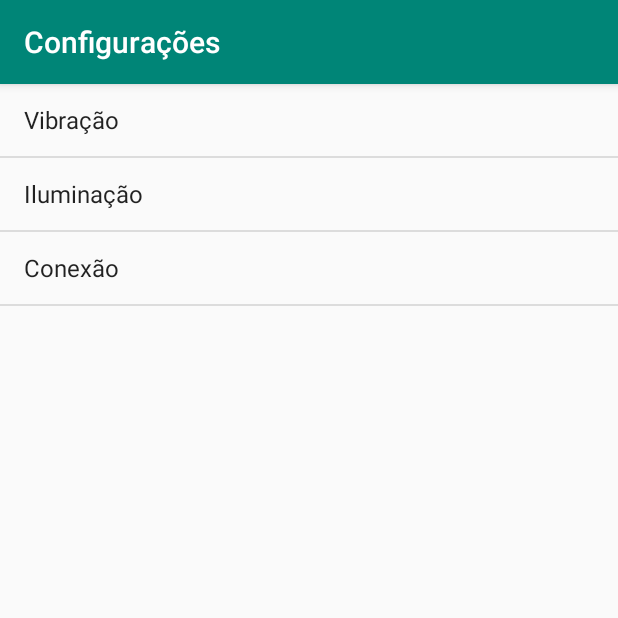
After one commit to Michelhsn/PDM, an Android app: the Config screen opened directly, with no data from a screen before it, on a phone screen of 412 x 824 dp, the top half of it. The commit adds this screen. Run offline under Robolectric (Android 15) with nearby library versions, the phone set to English and light mode, and no system bars.

Commit message:
criação da funcionalidade configurações

```diff
--- /dev/null
+++ b/DephyBells/app/src/main/java/com/example/dephybells/Config.java
@@ -0,0 +1,68 @@
+package com.example.dephybells;
+
+import android.content.Intent;
+import android.os.Bundle;
+import android.support.design.widget.FloatingActionButton;
+import android.support.design.widget.Snackbar;
+import android.support.v7.app.AppCompatActivity;
+import android.support.v7.widget.Toolbar;
+import android.view.View;
+import android.widget.AdapterView;
+import android.widget.ArrayAdapter;
+import android.widget.ListView;
+import android.widget.Toast;
+
+import java.util.ArrayList;
+
+public class Config extends AppCompatActivity {
+
+    @Override
+    protected void onCreate(Bundle savedInstanceState) {
+        super.onCreate(savedInstanceState);
+        setContentView(R.layout.activity_config);
+
+        Toolbar toolbar = findViewById(R.id.toolbar);
+
+        setSupportActionBar(toolbar);
+        getSupportActionBar().setTitle("Configurações");
+
+        /*FloatingActionButton fab = findViewById(R.id.fab);
+        fab.setOnClickListener(new View.OnClickListener() {
+            @Override
+            public void onClick(View view) {
+                Snackbar.make(view, "Replace with your own action", Snackbar.LENGTH_LONG)
+                        .setAction("Action", null).show();
+            }
+        });*/
+
+        ListView listaConfig = (ListView) findViewById(R.id.lv_config);
+
+        ArrayList<String> opcoes = listaOpcoesIniciais();
+        ArrayAdapter<String> arrayAdapter = new ArrayAdapter<String>(this, android.R.layout.simple_list_item_1, opcoes);
+        listaConfig.setAdapter(arrayAdapter);
+        listaConfig.setOnItemClickListener(new AdapterView.OnItemClickListener() {
+            @Override
+            public void onItemClick(AdapterView<?> parent, View view, int position, long id) {
+                if (position == 0){
+                    Intent intent = new Intent(getApplicationContext(), Vibracao.class);
+                    startActivity(intent);
+                }
+            }
+        });
+    }
+
+    public ArrayList<String> listaOpcoesIniciais(){
+        ArrayList<String> dados = new ArrayList<String>();
+        dados.add("Vibração");
+        dados.add("Iluminação");
+        dados.add("Conexão");
+        return dados;
+    }
+
+    public void telaConfiguracoes(View v){
+
+
+
+    }
+
+}
--- a/DephyBells/app/src/main/java/com/example/dephybells/MQTTClient.java
+++ b/DephyBells/app/src/main/java/com/example/dephybells/MQTTClient.java
@@ -45,8 +45,7 @@ public class MQTTClient {
         client.subscribe(mqttTopic, 0);
     }
 
-    // Implementation of the MqttCallback.messageArrived method, which is invoked whenever a
-    // new message is published to the topic “codifythings/intrusiondetection”.
+    // Mensagem publicada no topic
     private class MqttEventCallback implements MqttCallback {
         @Override
         public void connectionLost(Throwable arg0) {
--- /dev/null
+++ b/DephyBells/app/src/main/res/layout/activity_config.xml
@@ -0,0 +1,27 @@
+<?xml version="1.0" encoding="utf-8"?>
+<android.support.design.widget.CoordinatorLayout xmlns:android="http://schemas.android.com/apk/res/android"
+    xmlns:app="http://schemas.android.com/apk/res-auto"
+    xmlns:tools="http://schemas.android.com/tools"
+    android:layout_width="match_parent"
+    android:layout_height="match_parent"
+    tools:context=".Config">
+
+    <android.support.design.widget.AppBarLayout
+        android:layout_width="match_parent"
+        android:layout_height="wrap_content"
+        android:theme="@style/AppTheme.AppBarOverlay">
+
+        <android.support.v7.widget.Toolbar
+            android:id="@+id/toolbar"
+            android:layout_width="match_parent"
+            android:layout_height="?attr/actionBarSize"
+            android:background="?attr/colorPrimary"
+            app:popupTheme="@style/AppTheme.PopupOverlay" />
+
+    </android.support.design.widget.AppBarLayout>
+
+    <include layout="@layout/content_config" />
+
+
+
+</android.support.design.widget.CoordinatorLayout>
--- /dev/null
+++ b/DephyBells/app/src/main/res/layout/content_config.xml
@@ -0,0 +1,17 @@
+<?xml version="1.0" encoding="utf-8"?>
+<android.support.constraint.ConstraintLayout xmlns:android="http://schemas.android.com/apk/res/android"
+    xmlns:app="http://schemas.android.com/apk/res-auto"
+    xmlns:tools="http://schemas.android.com/tools"
+    android:layout_width="match_parent"
+    android:layout_height="match_parent"
+    app:layout_behavior="@string/appbar_scrolling_view_behavior"
+    tools:context=".Config"
+    tools:showIn="@layout/activity_config">
+
+    <ListView
+        android:id="@+id/lv_config"
+        android:layout_width="match_parent"
+        android:layout_height="match_parent"
+        android:choiceMode="singleChoice" />
+
+</android.support.constraint.ConstraintLayout>
--- a/DephyBells/app/src/main/res/values/strings.xml
+++ b/DephyBells/app/src/main/res/values/strings.xml
@@ -2,4 +2,6 @@
     <string name="app_name">Dephybells</string>
     <string name="action_settings">Settings</string>
     <string name="a_campainha_da_sua_casa_est_tocando">A campainha da sua casa está tocando</string>
+    <string name="title_activity_config">Config</string>
+    <string name="title_activity_vibracao">Vibracao</string>
 </resources>
```
Also changed, not shown: DephyBells/app/src/main/AndroidManifest.xml (+12 -7 lines), DephyBells/app/src/main/java/com/example/dephybells/MainActivity.java (+29 -3 lines), DephyBells/app/src/main/java/com/example/dephybells/Vibracao.java (added, +82 -0 lines), DephyBells/app/src/main/res/layout/activity_vibracao.xml (added, +27 -0 lines), DephyBells/app/src/main/res/layout/content_main.xml (+8 -0 lines), DephyBells/app/src/main/res/layout/content_vibracao.xml (added, +17 -0 lines), DephyBells/app/src/main/res/layout/tela_config.xml (added, +10 -0 lines), DephyBells/app/src/main/res/drawable/bell_icon.png (renamed from DephyBells/app/src/main/res/drawable/bell-icon.png).
